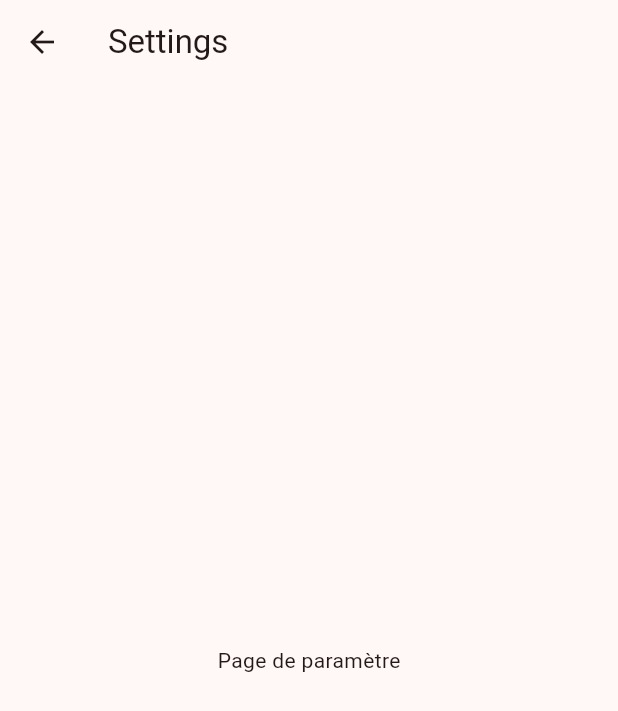
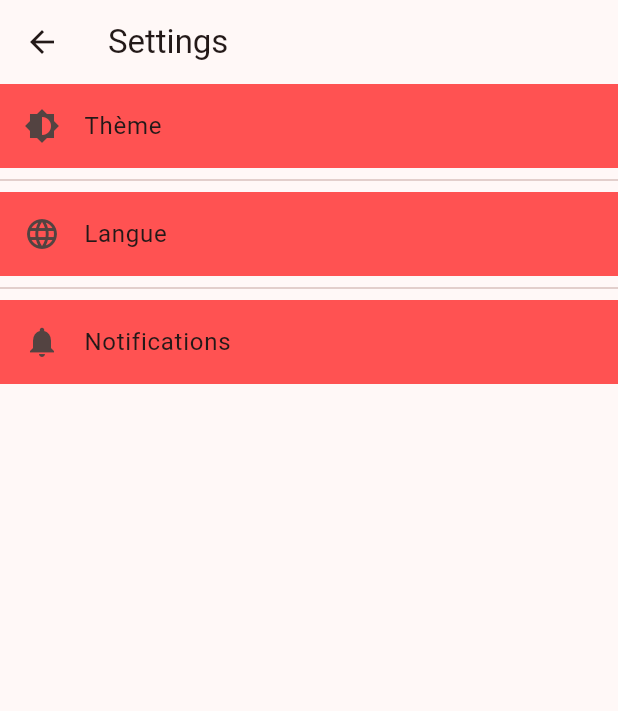
Before and after one commit to Ferdinaelectro1/Flutter_calculator, a Flutter app: the SettingsPage screen opened by its route, on a phone screen of 412 x 824 dp. Shown: the top 711 px of the screen. Run offline on Flutter 3.47's test engine with Material 3 defaults, Android fonts, the phone set to English and light mode, and no system bars.

Commit message:
modif 2 évolué

```diff
--- a/lib/homepage.dart
+++ b/lib/homepage.dart
@@ -80,7 +80,7 @@ class HomePageState extends State<HomePage>
                       onPressed: (){
                         setState(() {
                           String saisi = getbutton(index);
-                          if(saisi == "cls")//si c'est le boutton cls efface l'ecran
+                          if(saisi == "cl")//si c'est le boutton cls efface l'ecran
                           {
                             printValue = "";
                           }
--- a/lib/settings_page.dart
+++ b/lib/settings_page.dart
@@ -19,7 +19,36 @@ class SettingsPageState extends State<SettingsPage>
         title: Text("Settings"),
       ),
       body: Center(
-        child: Text("Page de paramètre"),
+        child: ListView(
+          children: [
+            ListTile(
+              title: Text("Thème"),
+              tileColor: Colors.redAccent,
+              leading: Icon(Icons.brightness_6),
+              onTap: () {
+                // Action pour changer le thème
+              },
+            ),
+            Divider(),
+            ListTile(
+              title: Text("Langue"),
+              tileColor: Colors.redAccent,
+              leading: Icon(Icons.language),
+              onTap: () {
+                // Action pour changer la langue
+              },
+            ),
+            Divider(),
+            ListTile(
+              title: Text("Notifications"),
+              tileColor: Colors.redAccent,
+              leading: Icon(Icons.notifications),
+              onTap: () {
+                // Action pour gérer les notifications
+              },
+            ),
+          ],
+        ),
       ),
     );
   }
```
Also changed, not shown: lib/info_page.dart (+10 -3 lines).
